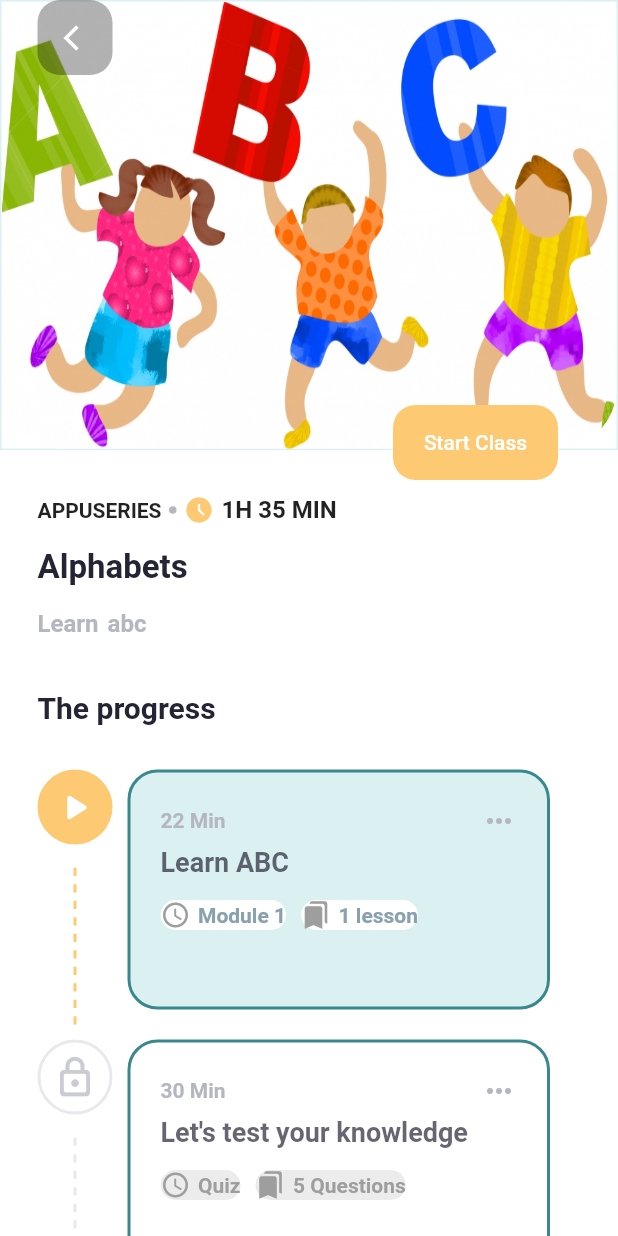
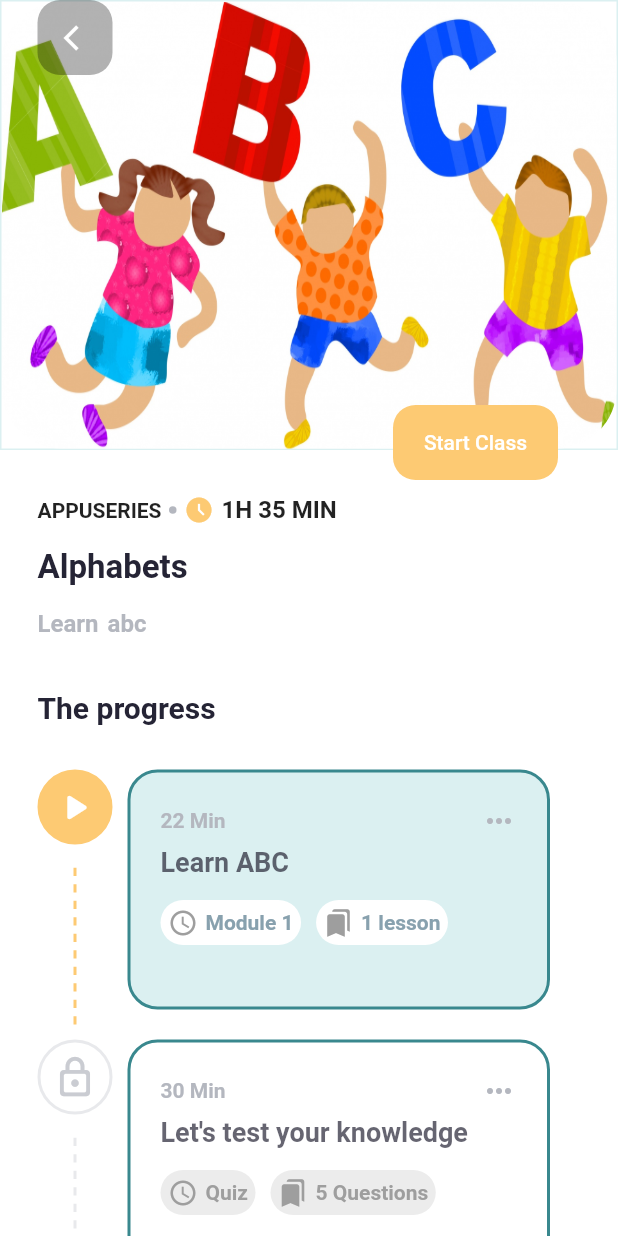
Before and after one commit to Apreksha/Ionathon, a Flutter app: the screen it shows after launch, on a phone screen of 412 x 824 dp. Run offline on Flutter 3.47's test engine with Material 2 defaults, Android fonts, the phone set to English and light mode, and no system bars; our stand-ins replace cloud_firestore, firebase_auth, firebase_core, flutter_spinkit, fluttertoast, get and 2 more; missing offline and left inert: matrix4_transform, particles_flutter; accounts and stored records are empty.

Commit message:
Topic new_push

```diff
--- a/lib/topicpage.dart
+++ b/lib/topicpage.dart
@@ -302,6 +302,7 @@ class CourseModule extends StatelessWidget {
 
   _buildButton(IconData icon,String text){
     return Container(
+      padding: EdgeInsets.all(5),
       decoration: BoxDecoration(
         color: module.buttonColor,
         borderRadius: BorderRadius.circular(20)
```
Also changed, not shown: pubspec.lock, 1 other file.
